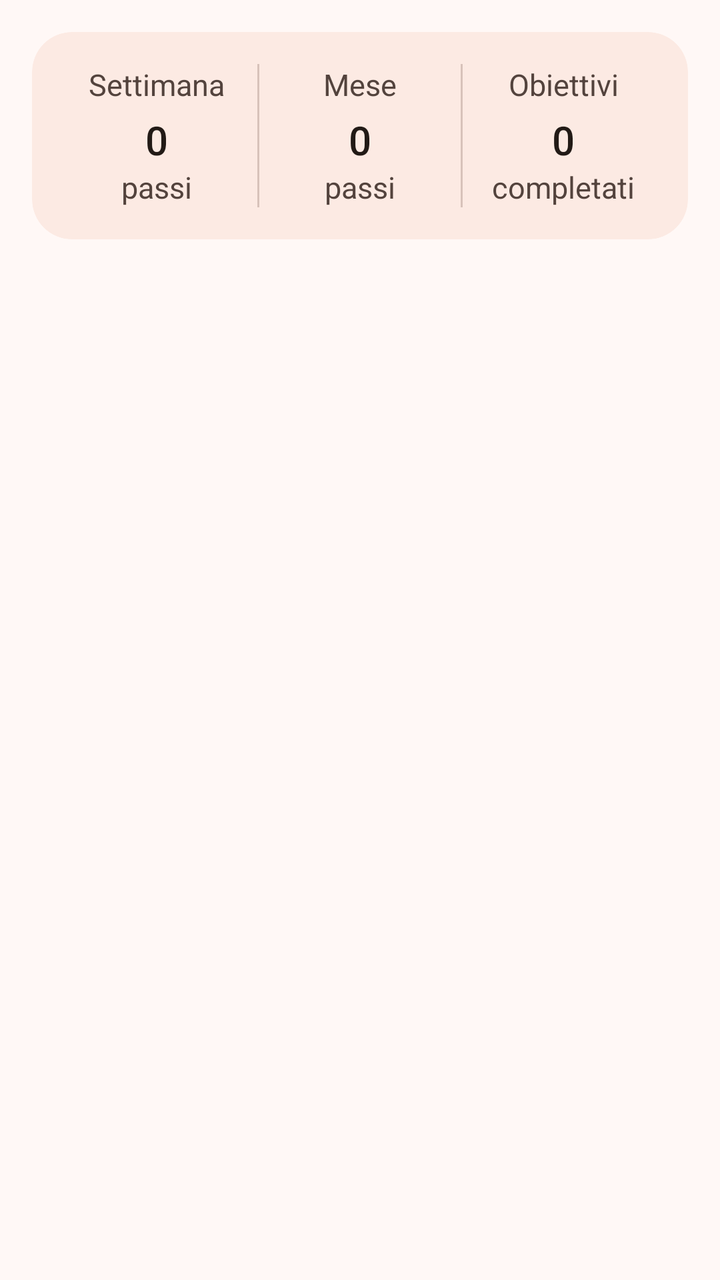
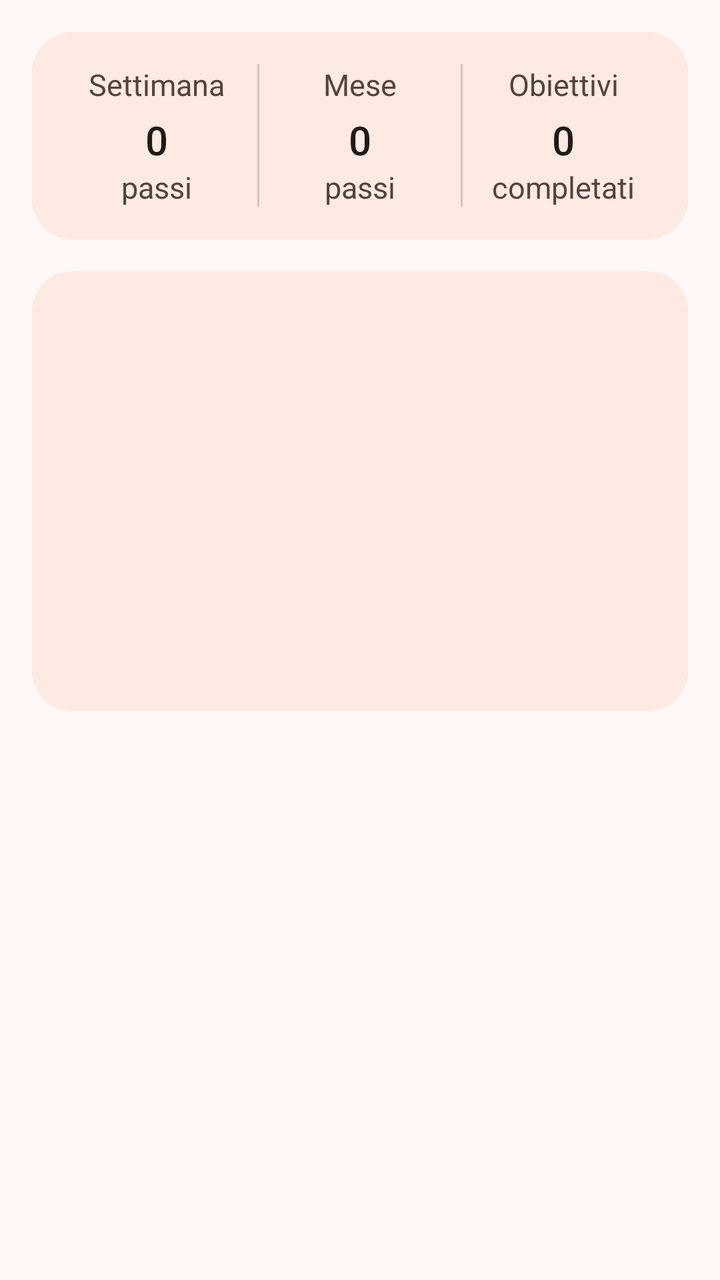

Before-and-after screenshots of an Android layout around one commit, followed by the original layout XML and the change that was made.
<!-- AndroidManifest.xml: application theme Theme.Passi -->
<!-- res/layout/fragment_stats.xml -->
<?xml version="1.0" encoding="utf-8"?>
<FrameLayout xmlns:android="http://schemas.android.com/apk/res/android"
    xmlns:app="http://schemas.android.com/apk/res-auto"
    xmlns:tools="http://schemas.android.com/tools"
    android:id="@+id/frame"
    android:layout_width="match_parent"
    android:layout_height="match_parent"
    tools:context=".stats.StatsFragment">

    <LinearLayout
        android:id="@+id/linear"
        android:layout_width="match_parent"
        android:layout_height="wrap_content"
        android:orientation="vertical">

        
        <com.google.android.material.card.MaterialCardView
            android:layout_width="match_parent"
            android:layout_height="wrap_content"
            android:layout_margin="@dimen/space_m">

            <LinearLayout
                android:layout_width="match_parent"
                android:layout_height="wrap_content"
                android:orientation="horizontal"
                android:padding="@dimen/card_content_padding">

                <LinearLayout
                    android:layout_width="0dp"
                    android:layout_height="wrap_content"
                    android:layout_weight="1"
                    android:gravity="center"
                    android:orientation="vertical">

                    <TextView
                        style="@style/PassiText.Caption.Fit"
                        android:layout_width="match_parent"
                        android:layout_height="wrap_content"
                        android:gravity="center"
                        android:text="@string/settimana" />

                    <TextView
                        android:id="@+id/mediaPassiSettimana"
                        style="@style/PassiText.Metric"
                        android:layout_width="match_parent"
                        android:layout_height="wrap_content"
                        android:layout_marginTop="@dimen/space_xs"
                        android:gravity="center"
                        android:text="@string/passiOggi" />

                    <TextView
                        android:id="@+id/mediaKmSettimana"
                        style="@style/PassiText.Caption.Fit"
                        android:layout_width="match_parent"
                        android:layout_height="wrap_content"
                        android:gravity="center"
                        android:text="@string/km" />
                </LinearLayout>

                <View
                    android:layout_width="@dimen/divider_height"
                    android:layout_height="match_parent"
                    android:layout_marginHorizontal="@dimen/space_xs"
                    android:background="?attr/colorOutlineVariant" />

                <LinearLayout
                    android:layout_width="0dp"
                    android:layout_height="wrap_content"
                    android:layout_weight="1"
                    android:gravity="center"
                    android:orientation="vertical">

                    <TextView
                        style="@style/PassiText.Caption.Fit"
                        android:layout_width="match_parent"
                        android:layout_height="wrap_content"
                        android:gravity="center"
                        android:text="@string/mese" />

                    <TextView
                        android:id="@+id/mediaPassiMese"
                        style="@style/PassiText.Metric"
                        android:layout_width="match_parent"
                        android:layout_height="wrap_content"
                        android:layout_marginTop="@dimen/space_xs"
                        android:gravity="center"
                        android:text="@string/passiOggi" />

                    <TextView
                        android:id="@+id/mediaKmMese"
                        style="@style/PassiText.Caption.Fit"
                        android:layout_width="match_parent"
                        android:layout_height="wrap_content"
                        android:gravity="center"
                        android:text="@string/km" />
                </LinearLayout>

                <View
                    android:layout_width="@dimen/divider_height"
                    android:layout_height="match_parent"
                    android:layout_marginHorizontal="@dimen/space_xs"
                    android:background="?attr/colorOutlineVariant" />

                <LinearLayout
                    android:layout_width="0dp"
                    android:layout_height="wrap_content"
                    android:layout_weight="1"
                    android:gravity="center"
                    android:orientation="vertical">

                    <TextView
                        style="@style/PassiText.Caption.Fit"
                        android:layout_width="match_parent"
                        android:layout_height="wrap_content"
                        android:gravity="center"
                        android:text="@string/obiettivi" />

                    <TextView
                        android:id="@+id/obiettiviRaggiunti"
                        style="@style/PassiText.Metric"
                        android:layout_width="match_parent"
                        android:layout_height="wrap_content"
                        android:layout_marginTop="@dimen/space_xs"
                        android:gravity="center"
                        android:text="@string/passiOggi" />

                    <TextView
                        android:id="@+id/obiettiviTotali"
                        style="@style/PassiText.Caption.Fit"
                        android:layout_width="match_parent"
                        android:layout_height="wrap_content"
                        android:gravity="center"
                        android:text="@string/obiettiviTot" />
                </LinearLayout>
            </LinearLayout>
        </com.google.android.material.card.MaterialCardView>
    </LinearLayout>

</FrameLayout>
<!-- resources referenced by this layout -->
<resources>
  <dimen name="card_content_padding">16dp</dimen>
  <dimen name="divider_height">1dp</dimen>
  <dimen name="space_m">16dp</dimen>
  <dimen name="space_xs">4dp</dimen>
  <string name="km">passi</string>
  <string name="mese">Mese</string>
  <string name="obiettivi">Obiettivi</string>
  <string name="obiettiviTot">completati</string>
  <string name="passiOggi">0</string>
  <string name="settimana">Settimana</string>
  <dimen name="text_size_autosize_min">11sp</dimen>
  <dimen name="text_size_caption">15sp</dimen>
  <dimen name="text_size_subtitle">20sp</dimen>
  <color name="md_primary">#FFB3400A</color>
  <color name="md_on_primary">#FFFFFFFF</color>
  <color name="md_primary_container">#FFFFDBCC</color>
  <color name="md_on_primary_container">#FF3B0A00</color>
  <color name="md_secondary">#FF77574A</color>
  <color name="md_on_secondary">#FFFFFFFF</color>
  <color name="md_secondary_container">#FFFFDBCC</color>
  <color name="md_on_secondary_container">#FF2C160D</color>
  <color name="md_tertiary">#FF6C5D2F</color>
  <color name="md_on_tertiary">#FFFFFFFF</color>
  <color name="md_tertiary_container">#FFF5E1A7</color>
  <color name="md_on_tertiary_container">#FF241A00</color>
  <color name="md_error">#FFBA1A1A</color>
  <color name="md_on_error">#FFFFFFFF</color>
  <color name="md_error_container">#FFFFDAD6</color>
  <color name="md_on_error_container">#FF410002</color>
  <color name="md_background">#FFFFF8F6</color>
  <color name="md_on_background">#FF221A16</color>
  <color name="md_surface">#FFFFF8F6</color>
  <color name="md_on_surface">#FF221A16</color>
  <color name="md_surface_variant">#FFF5DED5</color>
  <color name="md_on_surface_variant">#FF53433D</color>
  <color name="md_surface_container_lowest">#FFFFFFFF</color>
  <color name="md_surface_container_low">#FFFFF1EB</color>
  <color name="md_surface_container">#FFFCEAE3</color>
  <color name="md_surface_container_high">#FFF7E4DD</color>
  <color name="md_surface_container_highest">#FFF1DED7</color>
  <color name="md_outline">#FF85736C</color>
  <color name="md_outline_variant">#FFD8C2BA</color>
  <color name="md_inverse_surface">#FF382E2A</color>
  <color name="md_inverse_on_surface">#FFFFEDE7</color>
  <style name="PassiCard" parent="Widget.Material3.CardView.Filled">
          <item name="cardBackgroundColor">?attr/colorSurfaceContainer</item>
          <item name="cardCornerRadius">@dimen/card_corner_radius</item>
          <item name="cardElevation">0dp</item>
          <item name="cardUseCompatPadding">false</item>
      </style>
  <style name="PassiButton" parent="Widget.Material3.Button">
          <item name="android:textSize">@dimen/text_size_body</item>
          <item name="android:minHeight">56dp</item>
          <item name="android:paddingStart">@dimen/space_l</item>
          <item name="android:paddingEnd">@dimen/space_l</item>
          <item name="iconGravity">textEnd</item>
      </style>
  <style name="PassiSwitch" parent="Widget.Material3.CompoundButton.MaterialSwitch" />
  <style name="PassiBottomNav" parent="Widget.Material3.BottomNavigationView">
          <item name="android:background">?attr/colorSurfaceContainer</item>
          <item name="labelVisibilityMode">labeled</item>
      </style>
  <style name="PassiToolbar" parent="Widget.Material3.Toolbar.OnSurface">
          <item name="titleTextAppearance">@style/PassiToolbarTitle</item>
          <item name="android:background">?android:attr/colorBackground</item>
      </style>
  <dimen name="card_corner_radius">20dp</dimen>
  <dimen name="text_size_body">18sp</dimen>
  <dimen name="space_l">24dp</dimen>
  <style name="PassiToolbarTitle" parent="TextAppearance.Material3.TitleLarge">
          <item name="android:textSize">@dimen/text_size_title</item>
          <item name="android:textColor">?attr/colorOnBackground</item>
      </style>
  <dimen name="text_size_title">22sp</dimen>
  <!-- unchanged entries left out for length: 3 -->
</resources>

<!-- the commit's change to res/layout/fragment_stats.xml (unified diff, before → after) -->
@@ -134,6 +134,20 @@
                 </LinearLayout>
             </LinearLayout>
         </com.google.android.material.card.MaterialCardView>
+
+        
+        <com.google.android.material.card.MaterialCardView
+            android:layout_width="match_parent"
+            android:layout_height="wrap_content"
+            android:layout_marginHorizontal="@dimen/space_m"
+            android:layout_marginBottom="@dimen/space_m">
+
+            <FrameLayout
+                android:id="@+id/graficoContainer"
+                android:layout_width="match_parent"
+                android:layout_height="@dimen/histogram_height"
+                android:padding="@dimen/space_s" />
+        </com.google.android.material.card.MaterialCardView>
     </LinearLayout>
 
 </FrameLayout>
<!-- resource entries referenced after the edit -->
@@ -2,7 +2,9 @@
 <resources>
   <dimen name="card_content_padding">16dp</dimen>
   <dimen name="divider_height">1dp</dimen>
+  <dimen name="histogram_height">220dp</dimen>
   <dimen name="space_m">16dp</dimen>
+  <dimen name="space_s">8dp</dimen>
   <dimen name="space_xs">4dp</dimen>
   <string name="km">passi</string>
   <string name="mese">Mese</string>
